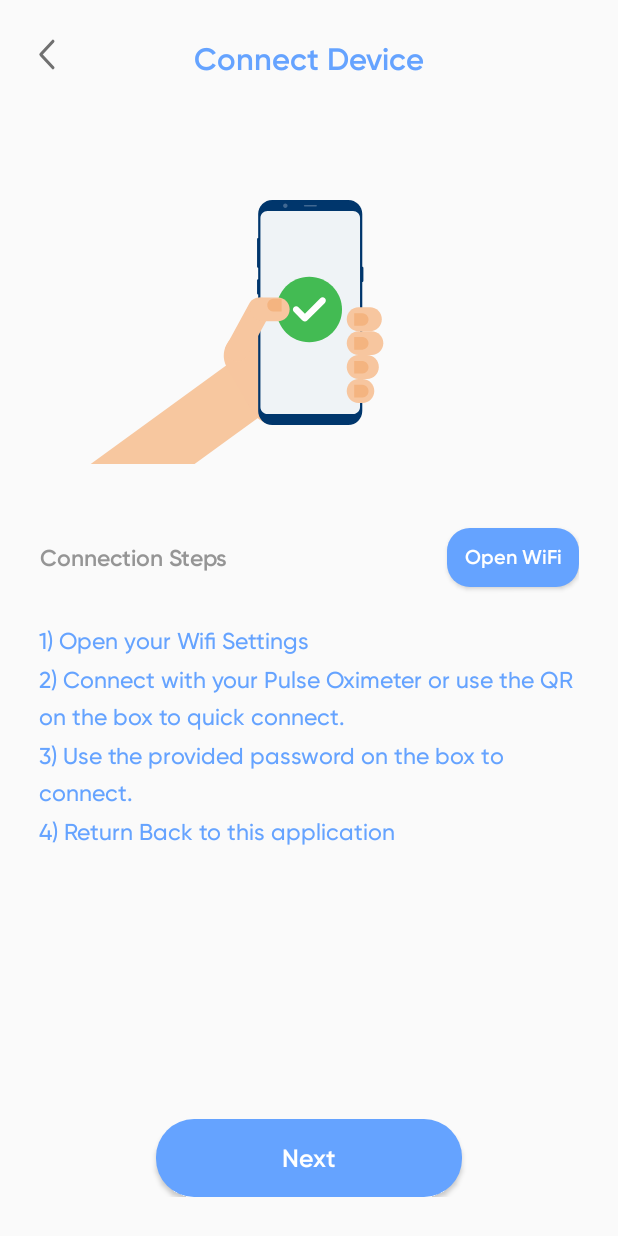
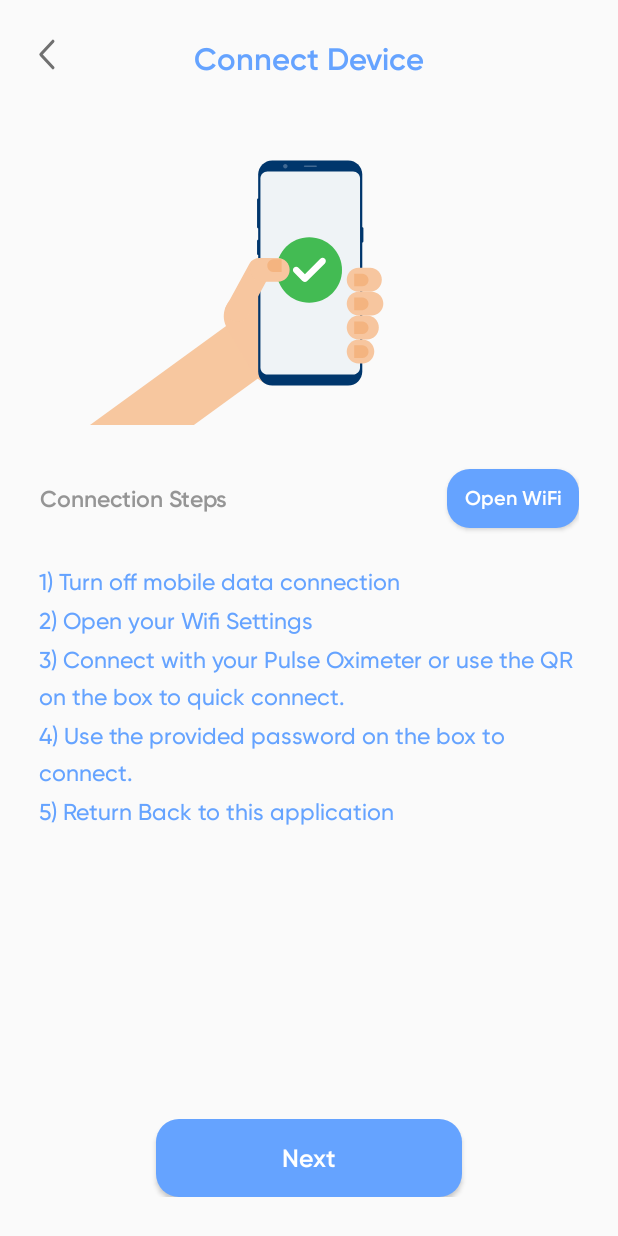
Before and after one commit to hishd/Qurantime, an Android app: the PatientConnectDevice screen opened directly, with no data from a screen before it, on a phone screen of 412 x 824 dp. Run offline under Robolectric (Android 15) with nearby library versions, the phone set to English and light mode, and no system bars; our stand-ins replace Volley, sdp/ssp sizes; libraries missing offline, so code that uses them is left out: com.dasbikash.android_network_monitor, io.realm, org.aviran.cookiebar2, spencerstudios.com.bungeelib; 4 statements that could not run were skipped.

Commit message:
Bug fixes

```diff
--- a/app/src/main/AndroidManifest.xml
+++ b/app/src/main/AndroidManifest.xml
@@ -5,6 +5,8 @@
     <uses-permission android:name="android.permission.INTERNET" />
     <uses-permission android:name="android.permission.READ_EXTERNAL_STORAGE" />
     <uses-permission android:name="android.permission.VIBRATE" />
+    <uses-permission android:name="android.permission.ACCESS_FINE_LOCATION"/>
+    <uses-permission android:name="android.permission.ACCESS_COARSE_LOCATION"/>
     <uses-permission android:name="android.permission.CHANGE_WIFI_STATE"/>
     <uses-permission android:name="android.permission.ACCESS_WIFI_STATE"/>
 
--- a/app/src/main/java/com/hishd/qurantime/Activity/Patient/PatientConnectDevice.java
+++ b/app/src/main/java/com/hishd/qurantime/Activity/Patient/PatientConnectDevice.java
@@ -1,12 +1,18 @@
 package com.hishd.qurantime.Activity.Patient;
 
+import android.Manifest;
 import android.app.Dialog;
 import android.content.Context;
 import android.content.Intent;
+import android.content.pm.PackageManager;
 import android.net.wifi.WifiInfo;
 import android.net.wifi.WifiManager;
 import android.os.Bundle;
 import android.provider.Settings;
+import android.util.Log;
+
+import androidx.core.app.ActivityCompat;
+import androidx.core.content.ContextCompat;
 
 import com.hishd.lightpopup.LightPopup;
 import com.hishd.qurantime.Activity.BaseActivity;
@@ -20,6 +26,7 @@ public class PatientConnectDevice extends BaseActivity {
 
     ActivityPatientConnectDeviceBinding binding;
     WifiManager mWifiManager;
+    private final int MY_PERMISSIONS_ACCESS_FINE_LOCATION = 1;
 
     @Override
     protected void onCreate(Bundle savedInstanceState) {
@@ -35,6 +42,18 @@ public class PatientConnectDevice extends BaseActivity {
         mWifiManager = (WifiManager) getApplicationContext().getSystemService(Context.WIFI_SERVICE);
     }
 
+    private void checkPermissions() {
+        if (ContextCompat.checkSelfPermission(this, Manifest.permission.ACCESS_FINE_LOCATION) != PackageManager.PERMISSION_GRANTED) {
+            displayAlert(this, AlertType.WARNING, getString(R.string.location_off), getString(R.string.location_off_caption));
+            ActivityCompat.requestPermissions(this, new String[]{Manifest.permission.ACCESS_FINE_LOCATION}, MY_PERMISSIONS_ACCESS_FINE_LOCATION);
+        }
+    }
+
+    @Override
+    protected void onResume() {
+        super.onResume();
+        checkPermissions();
+    }
 
     @Override
     protected void setListeners() {
@@ -43,7 +62,8 @@ public class PatientConnectDevice extends BaseActivity {
         });
         binding.btnNext.setOnClickListener(v -> {
             WifiInfo info = mWifiManager.getConnectionInfo();
-            if(info.getSSID().toLowerCase().startsWith("pulseox")) {
+            Log.e("SSID", info.getSSID());
+            if(info.getSSID().toLowerCase().contains("pulseox")) {
                 startActivity(new Intent(this, PatientMeasureDataActivity.class));
                 Bungee.fade(this);
                 finish();
--- a/app/src/main/java/com/hishd/qurantime/Activity/Patient/PatientProfileActivity.java
+++ b/app/src/main/java/com/hishd/qurantime/Activity/Patient/PatientProfileActivity.java
@@ -164,7 +164,7 @@ public class PatientProfileActivity extends BaseActivity implements APIOperation
         userModel.setContactNo(binding.txtContactNo.getText().toString());
         userModel.setFullName(binding.txtFullName.getText().toString());
         userModel.setEmailAddress(binding.txtEmail.getText().toString());
-        appConfig.saveUserConfig(userModel, true);
+        appConfig.saveUserConfig(userModel, false);
         refreshData();
     }
 
--- a/app/src/main/java/com/hishd/qurantime/Util/Constraints.java
+++ b/app/src/main/java/com/hishd/qurantime/Util/Constraints.java
@@ -11,4 +11,5 @@ public class Constraints {
     public static final String CURRENT_CONDITION = "CURRENT_CONDITION";
     public static final String SHOW_MEASURE_INTRO = "SHOW_MEASURE_INTRO";
     public static final int REALM_SCHEMA_V_NOW = 1;
+    public static final String PulseOXURL = "http://192.168.4.1/all";
 }
--- a/app/src/main/res/layout/activity_patient_connect_device.xml
+++ b/app/src/main/res/layout/activity_patient_connect_device.xml
@@ -27,9 +27,9 @@
     <com.airbnb.lottie.LottieAnimationView
         android:id="@+id/animationView"
         android:layout_width="match_parent"
-        android:layout_height="@dimen/_180sdp"
+        android:layout_height="@dimen/_160sdp"
         android:layout_below="@id/text_connect_device"
-        android:layout_marginTop="@dimen/_30sdp"
+        android:layout_marginTop="@dimen/_20sdp"
         android:layout_marginBottom="@dimen/_10sdp"
         app:lottie_autoPlay="true"
         app:lottie_fileName="connect_with_device.json"
@@ -57,17 +57,30 @@
         android:layout_marginTop="@dimen/_10sdp"
         android:background="@drawable/container_blue"
         android:fontFamily="@font/gilroy_semi_bold"
+        android:paddingStart="@dimen/_5sdp"
+        android:paddingEnd="@dimen/_5sdp"
         android:text="@string/open_wifi"
         android:textAllCaps="false"
         android:textColor="@color/white"
         android:textSize="@dimen/_10sdp" />
 
     <TextView
-        android:id="@+id/text_instructions_1"
+        android:id="@+id/text_instructions_0"
         android:layout_width="match_parent"
         android:layout_height="wrap_content"
         android:layout_below="@id/text_connection_steps"
         android:layout_marginTop="@dimen/_20sdp"
+        android:fontFamily="@font/gilroy_medium"
+        android:text="@string/connection_instruction_0"
+        android:textColor="@color/blue"
+        android:textSize="@dimen/_12sdp" />
+
+    <TextView
+        android:id="@+id/text_instructions_1"
+        android:layout_width="match_parent"
+        android:layout_height="wrap_content"
+        android:layout_below="@id/text_instructions_0"
+        android:layout_marginTop="@dimen/_5sdp"
         android:fontFamily="@font/gilroy_medium"
         android:text="@string/connection_instructions_1"
         android:textColor="@color/blue"
@@ -118,7 +131,7 @@
         android:layout_marginStart="@dimen/_60sdp"
         android:layout_marginTop="@dimen/_10sdp"
         android:layout_marginEnd="@dimen/_60sdp"
-        android:background="@drawable/button_light_blue_round"
+        android:background="@drawable/container_blue"
         android:fontFamily="@font/gilroy_semi_bold"
         android:text="@string/next"
         android:textAllCaps="false"
--- a/app/src/main/res/values/strings.xml
+++ b/app/src/main/res/values/strings.xml
@@ -183,12 +183,11 @@
     <string name="invalid_device">Invalid Device</string>
     <string name="invalid_device_caption">The selected device is not a pulse oximeter</string>
     <string name="connection_steps">Connection Steps</string>
-    <string name="connection_instructions_1">
-        1) Open your Wifi Settings
-    </string>
-    <string name="connection_instruction_2">2) Connect with your Pulse Oximeter or use the QR on the box to quick connect.</string>
-    <string name="connection_instruction_3">3) Use the provided password on the box to connect.</string>
-    <string name="connection_instruction_4">4) Return Back to this application</string>
+    <string name="connection_instruction_0">1) Turn off mobile data connection</string>
+    <string name="connection_instructions_1">2) Open your Wifi Settings</string>
+    <string name="connection_instruction_2">3) Connect with your Pulse Oximeter or use the QR on the box to quick connect.</string>
+    <string name="connection_instruction_3">4) Use the provided password on the box to connect.</string>
+    <string name="connection_instruction_4">5) Return Back to this application</string>
     <string name="open_wifi">Open WiFi</string>
     <string name="unknown_device">Unknown Device</string>
     <string name="unknown_device_caption">The connected pulse oximeter could not be found or the application doesn\'t recognize the device. Continue anyway?</string>
@@ -196,4 +195,7 @@
     <string name="symptoms_updated">Symptoms Updated</string>
     <string name="symptoms_updated_caption">Your symptoms were updated successfully</string>
     <string name="data_updated">Data updated!</string>
+    <string name="pulse_oximeter_data_error">Could not read data from Pulse Oximeter</string>
+    <string name="finger_out">Finger out</string>
+    <string name="waiting">Waiting...!</string>
 </resources>
--- a/app/src/main/res/xml/network_security_config.xml
+++ b/app/src/main/res/xml/network_security_config.xml
@@ -3,5 +3,6 @@
     <domain-config cleartextTrafficPermitted="true">
         <domain includeSubdomains="true">http://192.168.1.4:3000</domain>
         <domain includeSubdomains="true">192.168.1.4</domain>
+        <domain includeSubdomains="true">192.168.4.1</domain>
     </domain-config>
 </network-security-config>
```
Also changed, not shown: app/src/main/java/com/hishd/qurantime/APIService/APIOperation.java (+95 -11 lines), app/src/main/java/com/hishd/qurantime/Activity/Patient/PatientMeasureDataActivity.java (+87 -3 lines), 1 other file.
